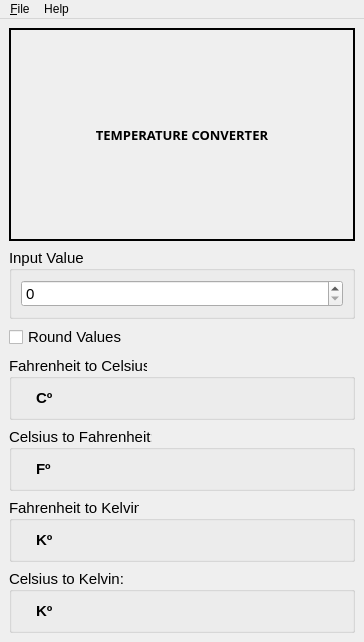
First picture: the form in mainwindow.ui, repository TiagoSBO/qtproject-temperature-converter, before the edit.
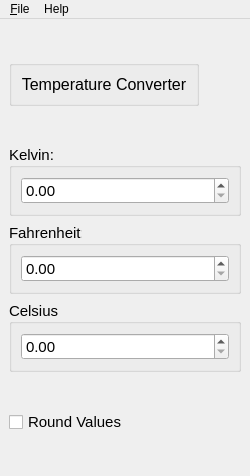
Second picture: the form after the edit.

Commit message: feat: Adjust new interface and create new spinboxes.

Patch:
```diff
--- a/mainwindow.ui
+++ b/mainwindow.ui
@@ -6,8 +6,8 @@
    <rect>
     <x>0</x>
     <y>0</y>
-    <width>364</width>
-    <height>642</height>
+    <width>250</width>
+    <height>476</height>
    </rect>
   </property>
   <property name="windowTitle">
@@ -20,40 +20,50 @@
    <enum>QTabWidget::TabShape::Triangular</enum>
   </property>
   <widget class="QWidget" name="centralwidget">
-   <layout class="QVBoxLayout" name="verticalLayout_5">
+   <layout class="QVBoxLayout" name="verticalLayout">
     <item>
-     <widget class="QLabel" name="tittleTemperatureConverter">
+     <widget class="QGroupBox" name="groupBox_title">
       <property name="sizePolicy">
-       <sizepolicy hsizetype="Ignored" vsizetype="Preferred">
-        <horstretch>0</horstretch>
-        <verstretch>0</verstretch>
+       <sizepolicy hsizetype="Fixed" vsizetype="Fixed">
+        <horstretch>10</horstretch>
+        <verstretch>10</verstretch>
        </sizepolicy>
       </property>
       <property name="font">
        <font>
-        <family>Gill Sans MT</family>
-        <pointsize>10</pointsize>
-        <bold>true</bold>
+        <pointsize>12</pointsize>
        </font>
       </property>
-      <property name="frameShape">
-       <enum>QFrame::Shape::WinPanel</enum>
-      </property>
-      <property name="text">
-       <string>TEMPERATURE CONVERTER</string>
-      </property>
-      <property name="scaledContents">
-       <bool>false</bool>
+      <property name="title">
+       <string/>
       </property>
       <property name="alignment">
        <set>Qt::AlignmentFlag::AlignCenter</set>
       </property>
+      <layout class="QVBoxLayout" name="verticalLayout_2">
+       <item>
+        <widget class="QLabel" name="title">
+         <property name="sizePolicy">
+          <sizepolicy hsizetype="MinimumExpanding" vsizetype="MinimumExpanding">
+           <horstretch>0</horstretch>
+           <verstretch>0</verstretch>
+          </sizepolicy>
+         </property>
+         <property name="text">
+          <string>Temperature Converter</string>
+         </property>
+         <property name="alignment">
+          <set>Qt::AlignmentFlag::AlignCenter</set>
+         </property>
+        </widget>
+       </item>
+      </layout>
      </widget>
     </item>
     <item>
-     <layout class="QVBoxLayout" name="verticalLayout">
+     <layout class="QVBoxLayout" name="verticalLayout_3">
       <item>
-       <widget class="QGroupBox" name="groupBoxInput">
+       <widget class="QGroupBox" name="groupBoxKelvin">
         <property name="sizePolicy">
          <sizepolicy hsizetype="Preferred" vsizetype="Fixed">
           <horstretch>0</horstretch>
@@ -62,13 +72,12 @@
         </property>
         <property name="font">
          <font>
-          <family>Segoe UI</family>
           <pointsize>11</pointsize>
           <bold>false</bold>
          </font>
         </property>
         <property name="title">
-         <string>Input Value</string>
+         <string>Kelvin:</string>
         </property>
         <property name="alignment">
          <set>Qt::AlignmentFlag::AlignLeading|Qt::AlignmentFlag::AlignLeft|Qt::AlignmentFlag::AlignVCenter</set>
@@ -76,106 +85,9 @@
         <property name="flat">
          <bool>false</bool>
         </property>
-        <layout class="QVBoxLayout" name="verticalLayout_2">
+        <layout class="QHBoxLayout" name="horizontalLayout_7">
          <item>
-          <widget class="QDoubleSpinBox" name="inputValue">
-           <property name="sizePolicy">
-            <sizepolicy hsizetype="Preferred" vsizetype="Fixed">
-             <horstretch>0</horstretch>
-             <verstretch>0</verstretch>
-            </sizepolicy>
-           </property>
-           <property name="wrapping">
-            <bool>false</bool>
-           </property>
-           <property name="specialValueText">
-            <string/>
-           </property>
-           <property name="decimals">
-            <number>0</number>
-           </property>
-          </widget>
-         </item>
-        </layout>
-       </widget>
-      </item>
-      <item>
-       <widget class="QCheckBox" name="checkBox">
-        <property name="font">
-         <font>
-          <pointsize>11</pointsize>
-         </font>
-        </property>
-        <property name="text">
-         <string>Round Values</string>
-        </property>
-        <property name="tristate">
-         <bool>false</bool>
-        </property>
-       </widget>
-      </item>
-      <item>
-       <widget class="QGroupBox" name="groupBoxCelsius">
-        <property name="sizePolicy">
-         <sizepolicy hsizetype="Preferred" vsizetype="Fixed">
-          <horstretch>0</horstretch>
-          <verstretch>0</verstretch>
-         </sizepolicy>
-        </property>
-        <property name="font">
-         <font>
-          <pointsize>11</pointsize>
-          <bold>false</bold>
-         </font>
-        </property>
-        <property name="title">
-         <string>Fahrenheit to Celsius</string>
-        </property>
-        <property name="alignment">
-         <set>Qt::AlignmentFlag::AlignLeading|Qt::AlignmentFlag::AlignLeft|Qt::AlignmentFlag::AlignVCenter</set>
-        </property>
-        <property name="flat">
-         <bool>false</bool>
-        </property>
-        <layout class="QHBoxLayout" name="horizontalLayout_2">
-         <item>
-          <widget class="QLabel" name="resultCelsius">
-           <property name="text">
-            <string/>
-           </property>
-          </widget>
-         </item>
-         <item>
-          <widget class="QLabel" name="simbol_C">
-           <property name="sizePolicy">
-            <sizepolicy hsizetype="Preferred" vsizetype="Fixed">
-             <horstretch>0</horstretch>
-             <verstretch>0</verstretch>
-            </sizepolicy>
-           </property>
-           <property name="font">
-            <font>
-             <pointsize>11</pointsize>
-             <bold>true</bold>
-            </font>
-           </property>
-           <property name="text">
-            <string>Cº</string>
-           </property>
-          </widget>
-         </item>
-         <item>
-          <spacer name="horizontalSpacer">
-           <property name="orientation">
-            <enum>Qt::Orientation::Horizontal</enum>
-           </property>
-           <property name="sizeHint" stdset="0">
-            <size>
-             <width>40</width>
-             <height>20</height>
-            </size>
-           </property>
-          </spacer>
+          <widget class="QDoubleSpinBox" name="doubleSpinBox_3"/>
          </item>
         </layout>
        </widget>
@@ -195,73 +107,7 @@
          </font>
         </property>
         <property name="title">
-         <string>Celsius to Fahrenheit:</string>
-        </property>
-        <property name="alignment">
-         <set>Qt::AlignmentFlag::AlignLeading|Qt::AlignmentFlag::AlignLeft|Qt::AlignmentFlag::AlignVCenter</set>
-        </property>
-        <property name="flat">
-         <bool>false</bool>
-        </property>
-        <layout class="QHBoxLayout" name="horizontalLayout">
-         <item>
-          <widget class="QLabel" name="resultFahrenteit">
-           <property name="sizePolicy">
-            <sizepolicy hsizetype="Fixed" vsizetype="Fixed">
-             <horstretch>0</horstretch>
-             <verstretch>0</verstretch>
-            </sizepolicy>
-           </property>
-           <property name="text">
-            <string/>
-           </property>
-          </widget>
-         </item>
-         <item>
-          <widget class="QLabel" name="simbol_F">
-           <property name="font">
-            <font>
-             <pointsize>11</pointsize>
-             <bold>true</bold>
-            </font>
-           </property>
-           <property name="text">
-            <string>Fº</string>
-           </property>
-          </widget>
-         </item>
-         <item>
-          <spacer name="horizontalSpacer_2">
-           <property name="orientation">
-            <enum>Qt::Orientation::Horizontal</enum>
-           </property>
-           <property name="sizeHint" stdset="0">
-            <size>
-             <width>40</width>
-             <height>20</height>
-            </size>
-           </property>
-          </spacer>
-         </item>
-        </layout>
-       </widget>
-      </item>
-      <item>
-       <widget class="QGroupBox" name="groupBoxCelsius_3">
-        <property name="sizePolicy">
-         <sizepolicy hsizetype="Preferred" vsizetype="Fixed">
-          <horstretch>0</horstretch>
-          <verstretch>0</verstretch>
-         </sizepolicy>
-        </property>
-        <property name="font">
-         <font>
-          <pointsize>11</pointsize>
-          <bold>false</bold>
-         </font>
-        </property>
-        <property name="title">
-         <string>Fahrenheit to Kelvin</string>
+         <string>Fahrenheit:</string>
         </property>
         <property name="alignment">
          <set>Qt::AlignmentFlag::AlignLeading|Qt::AlignmentFlag::AlignLeft|Qt::AlignmentFlag::AlignVCenter</set>
@@ -271,49 +117,13 @@
         </property>
         <layout class="QHBoxLayout" name="horizontalLayout_5">
          <item>
-          <widget class="QLabel" name="resultCelsius_3">
-           <property name="text">
-            <string/>
-           </property>
-          </widget>
-         </item>
-         <item>
-          <widget class="QLabel" name="simbol_K">
-           <property name="sizePolicy">
-            <sizepolicy hsizetype="Preferred" vsizetype="Fixed">
-             <horstretch>0</horstretch>
-             <verstretch>0</verstretch>
-            </sizepolicy>
-           </property>
-           <property name="font">
-            <font>
-             <pointsize>11</pointsize>
-             <bold>true</bold>
-            </font>
-           </property>
-           <property name="text">
-            <string>Kº</string>
-           </property>
-          </widget>
-         </item>
-         <item>
-          <spacer name="horizontalSpacer_5">
-           <property name="orientation">
-            <enum>Qt::Orientation::Horizontal</enum>
-           </property>
-           <property name="sizeHint" stdset="0">
-            <size>
-             <width>40</width>
-             <height>20</height>
-            </size>
-           </property>
-          </spacer>
+          <widget class="QDoubleSpinBox" name="doubleSpinBox_2"/>
          </item>
         </layout>
        </widget>
       </item>
       <item>
-       <widget class="QGroupBox" name="groupBoxFahrenheit_3">
+       <widget class="QGroupBox" name="groupBoxCelsius">
         <property name="sizePolicy">
          <sizepolicy hsizetype="Preferred" vsizetype="Fixed">
           <horstretch>0</horstretch>
@@ -327,7 +137,7 @@
          </font>
         </property>
         <property name="title">
-         <string>Celsius to Kelvin:</string>
+         <string>Celsius</string>
         </property>
         <property name="alignment">
          <set>Qt::AlignmentFlag::AlignLeading|Qt::AlignmentFlag::AlignLeft|Qt::AlignmentFlag::AlignVCenter</set>
@@ -335,51 +145,34 @@
         <property name="flat">
          <bool>false</bool>
         </property>
-        <layout class="QHBoxLayout" name="horizontalLayout_7">
+        <layout class="QHBoxLayout" name="horizontalLayout">
          <item>
-          <widget class="QLabel" name="resultFahrenteit_4">
-           <property name="sizePolicy">
-            <sizepolicy hsizetype="Fixed" vsizetype="Fixed">
-             <horstretch>0</horstretch>
-             <verstretch>0</verstretch>
-            </sizepolicy>
-           </property>
-           <property name="text">
+          <widget class="QDoubleSpinBox" name="doubleSpinBox">
+           <property name="prefix">
             <string/>
            </property>
           </widget>
          </item>
-         <item>
-          <widget class="QLabel" name="simbol_K_2">
-           <property name="font">
-            <font>
-             <pointsize>11</pointsize>
-             <bold>true</bold>
-            </font>
-           </property>
-           <property name="text">
-            <string>Kº</string>
-           </property>
-          </widget>
-         </item>
-         <item>
-          <spacer name="horizontalSpacer_7">
-           <property name="orientation">
-            <enum>Qt::Orientation::Horizontal</enum>
-           </property>
-           <property name="sizeHint" stdset="0">
-            <size>
-             <width>40</width>
-             <height>20</height>
-            </size>
-           </property>
-          </spacer>
-         </item>
         </layout>
        </widget>
       </item>
      </layout>
     </item>
+    <item>
+     <widget class="QCheckBox" name="checkBox">
+      <property name="font">
+       <font>
+        <pointsize>11</pointsize>
+       </font>
+      </property>
+      <property name="text">
+       <string>Round Values</string>
+      </property>
+      <property name="tristate">
+       <bool>false</bool>
+      </property>
+     </widget>
+    </item>
    </layout>
   </widget>
   <widget class="QMenuBar" name="menubar">
@@ -387,7 +180,7 @@
     <rect>
      <x>0</x>
      <y>0</y>
-     <width>364</width>
+     <width>250</width>
      <height>25</height>
     </rect>
    </property>
```
Left out of the diff: 3 changed lines with no effect on the pictures. The commit also changes 3 other files.
